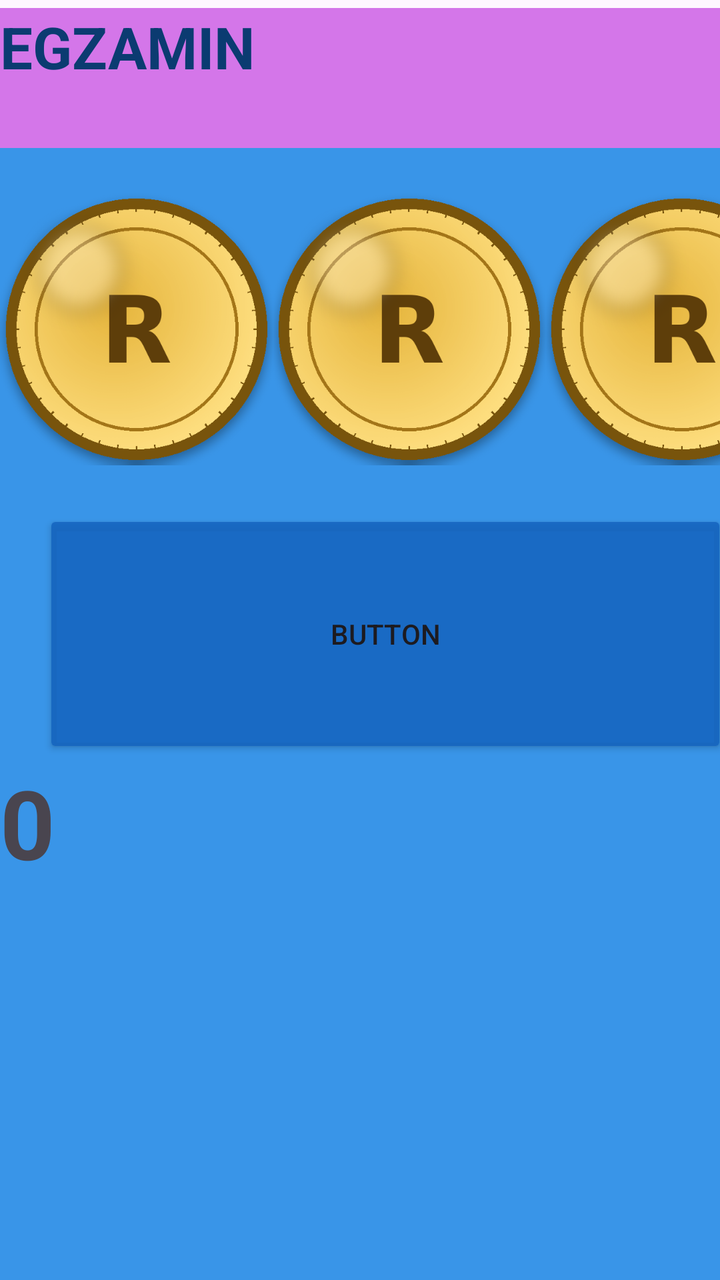
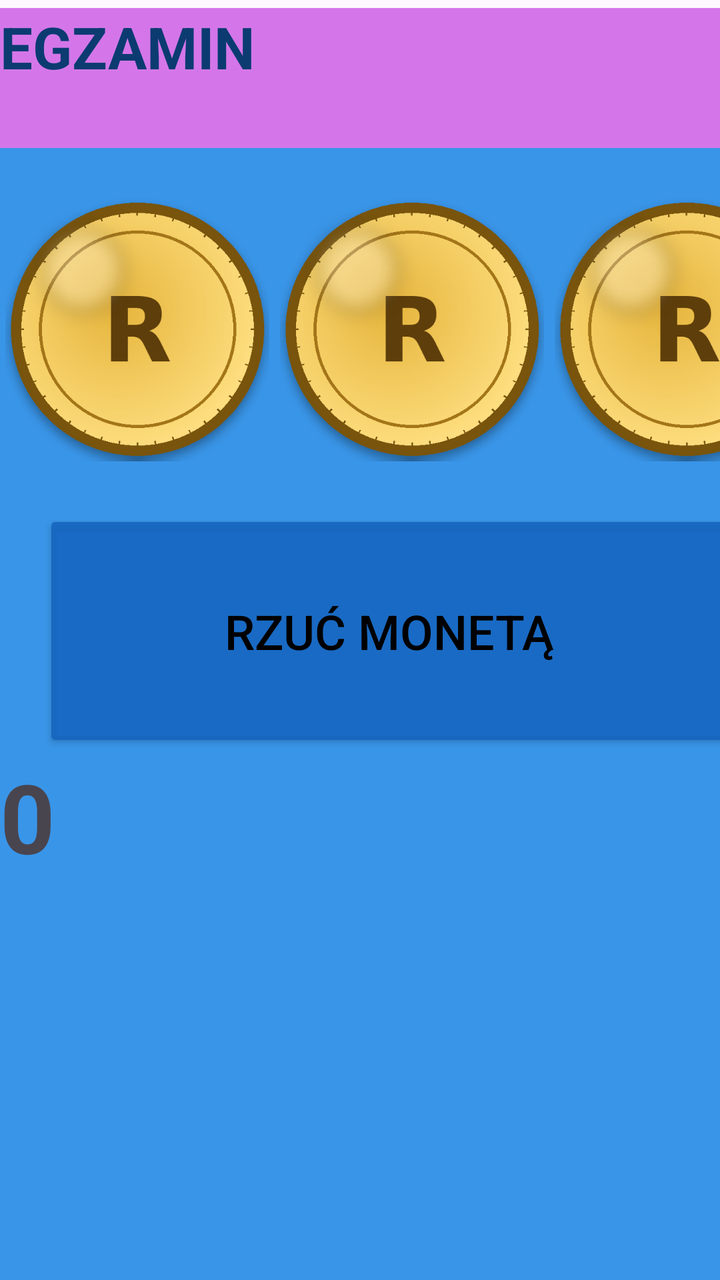

Before-and-after screenshots of an Android layout around one commit, followed by the original layout XML and the change that was made.
<!-- AndroidManifest.xml: application theme Theme.INF04RzutMoneta -->
<!-- res/layout/activity_main.xml -->
<?xml version="1.0" encoding="utf-8"?>
<androidx.constraintlayout.widget.ConstraintLayout xmlns:android="http://schemas.android.com/apk/res/android"
    xmlns:app="http://schemas.android.com/apk/res-auto"
    xmlns:tools="http://schemas.android.com/tools"
    android:id="@+id/main"
    android:layout_width="wrap_content"
    android:layout_height="match_parent"
    tools:context=".MainActivity">

    <LinearLayout
        android:layout_width="409dp"
        android:layout_height="881dp"
        android:layout_marginTop="4dp"
        android:background="#E01E88E5 "
        android:orientation="vertical"
        android:textAlignment="center"
        app:layout_constraintStart_toStartOf="parent"
        app:layout_constraintTop_toTopOf="parent">

        <TextView
            android:id="@+id/textEgzamin"
            android:layout_width="match_parent"
            android:layout_height="70dp"
            android:background="#D476E9"
            android:text="EGZAMIN"
            android:textAlignment="textStart"
            android:textColor="#0B3B71"
            android:textSize="29sp"
            android:textStyle="bold" />

        <LinearLayout
            android:layout_width="match_parent"
            android:layout_height="181dp"
            android:orientation="horizontal">

            <ImageView
                android:id="@+id/imageView"
                android:layout_width="wrap_content"
                android:layout_height="wrap_content"
                android:layout_weight="1"
                app:srcCompat="@drawable/moneta_reszka" />

            <ImageView
                android:id="@+id/imageView2"
                android:layout_width="wrap_content"
                android:layout_height="wrap_content"
                android:layout_weight="1"
                app:srcCompat="@drawable/moneta_reszka" />

            <ImageView
                android:id="@+id/imageView3"
                android:layout_width="wrap_content"
                android:layout_height="wrap_content"
                android:layout_weight="1"
                app:srcCompat="@drawable/moneta_reszka" />

        </LinearLayout>

        <Button
            android:id="@+id/button2"
            android:layout_width="342dp"
            android:layout_height="124dp"
            android:backgroundTint="#E01565C0 "
            android:foregroundTint="#E01565C0 "
            android:text="Button"
            android:translationX="65px" />

        <TextView
            android:id="@+id/textView2"
            android:layout_width="match_parent"
            android:layout_height="94dp"
            android:text="0"
            android:textAlignment="center"
            android:textSize="48sp"
            android:textStyle="bold" />
    </LinearLayout>
</androidx.constraintlayout.widget.ConstraintLayout>
<!-- resources referenced by this layout -->
<resources>
  <!-- drawable moneta_reszka: png bitmap (drawable, 60972 bytes) -->
  <style name="Theme.INF04RzutMoneta" parent="Base.Theme.INF04RzutMoneta" />
  <style name="Base.Theme.INF04RzutMoneta" parent="Theme.Material3.DayNight.NoActionBar">
          
          
      </style>
</resources>

<!-- the commit's change to res/layout/activity_main.xml (unified diff, before → after) -->
@@ -8,8 +8,8 @@
     tools:context=".MainActivity">
 
     <LinearLayout
-        android:layout_width="409dp"
-        android:layout_height="881dp"
+        android:layout_width="412dp"
+        android:layout_height="1000dp"
         android:layout_marginTop="4dp"
         android:background="#E01E88E5 "
         android:orientation="vertical"
@@ -34,36 +34,43 @@
             android:orientation="horizontal">
 
             <ImageView
-                android:id="@+id/imageView"
+                android:id="@+id/moneta1"
                 android:layout_width="wrap_content"
                 android:layout_height="wrap_content"
                 android:layout_weight="1"
+                android:padding="8px"
                 app:srcCompat="@drawable/moneta_reszka" />
 
             <ImageView
-                android:id="@+id/imageView2"
+                android:id="@+id/moneta2"
                 android:layout_width="wrap_content"
                 android:layout_height="wrap_content"
                 android:layout_weight="1"
+                android:padding="8px"
                 app:srcCompat="@drawable/moneta_reszka" />
 
             <ImageView
-                android:id="@+id/imageView3"
+                android:id="@+id/moneta3"
                 android:layout_width="wrap_content"
                 android:layout_height="wrap_content"
                 android:layout_weight="1"
+                android:padding="8px"
                 app:srcCompat="@drawable/moneta_reszka" />
 
         </LinearLayout>
 
         <Button
             android:id="@+id/button2"
-            android:layout_width="342dp"
-            android:layout_height="124dp"
+            android:layout_width="346dp"
+            android:layout_height="121dp"
             android:backgroundTint="#E01565C0 "
             android:foregroundTint="#E01565C0 "
-            android:text="Button"
-            android:translationX="65px" />
+            android:padding="8px"
+            android:text="RZUĆ MONETĄ"
+            android:textColor="#000000"
+            android:textSize="24sp"
+            android:translationX="65px"
+            app:cornerRadius="100px" />
 
         <TextView
             android:id="@+id/textView2"
